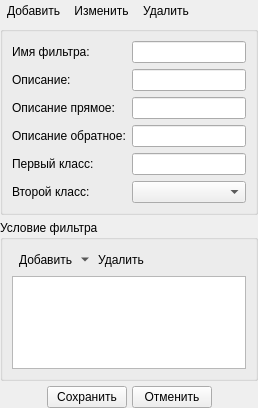
The window that src/plugins/modeleride/filterpropwidget.ui (rdnvndr/raindrop) describes before a commit, drawn with Qt 5.
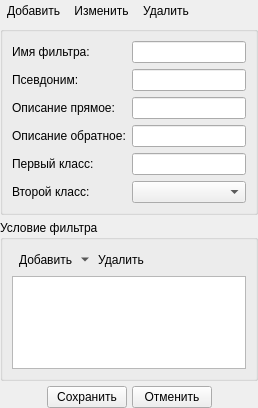
The same window after the commit. Icons and pictures are not drawn. Custom widgets are drawn as their Qt base class.

Commit message: Добавлен псевдоним

What changed in the file:
```diff
--- a/src/plugins/modeleride/filterpropwidget.ui
+++ b/src/plugins/modeleride/filterpropwidget.ui
@@ -130,7 +130,7 @@
       <item row="1" column="0">
        <widget class="QLabel" name="labelDesc">
         <property name="text">
-         <string>Описание:</string>
+         <string>Псевдоним:</string>
         </property>
        </widget>
       </item>
```
Left out of the diff: 4 changed lines with no effect on the pictures. The commit also changes 11 other files.
